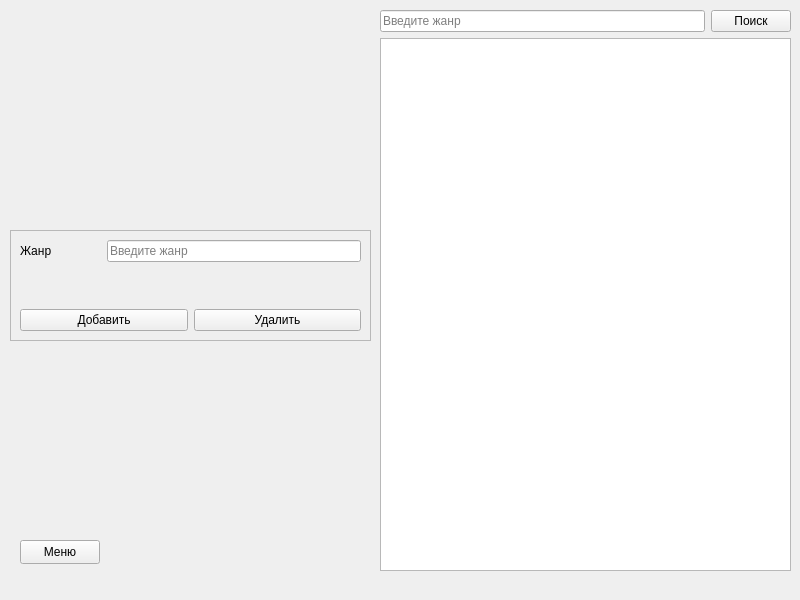
Old version of the form admingenres.ui in the repository DeveloperMan313/book-exchange-qt.
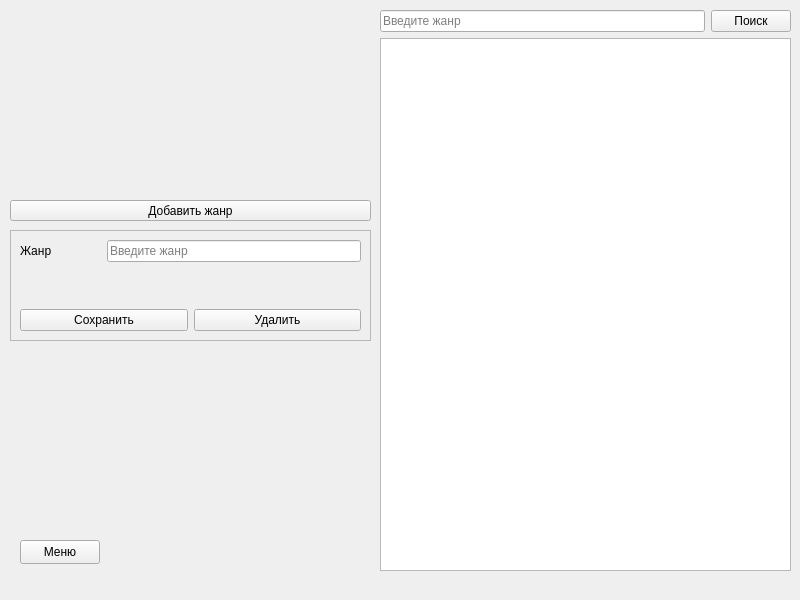
New version of the form.

Patch:
```diff
--- a/admingenres.ui
+++ b/admingenres.ui
@@ -71,7 +71,7 @@
         </sizepolicy>
        </property>
        <property name="text">
-        <string>Добавить</string>
+        <string>Сохранить</string>
        </property>
       </widget>
      </item>
@@ -150,6 +150,19 @@
      </item>
     </layout>
    </widget>
+   <widget class="QPushButton" name="btnAddMode">
+    <property name="geometry">
+     <rect>
+      <x>10</x>
+      <y>200</y>
+      <width>361</width>
+      <height>21</height>
+     </rect>
+    </property>
+    <property name="text">
+     <string>Добавить жанр</string>
+    </property>
+   </widget>
   </widget>
   <widget class="QMenuBar" name="menubar">
    <property name="geometry">
```
Left out of the diff: 4 changed lines with no effect on the pictures.
